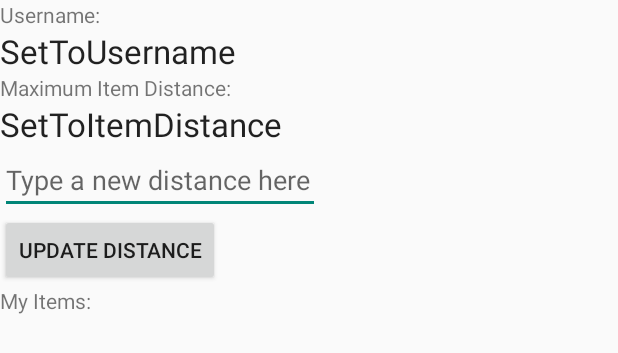
After one commit to sagarbatchu/findfreestuff, an Android app: the layout activity_preferences.xml on its own in the app's theme, with its tools: preview values and no code run, on a phone screen of 412 x 824 dp. The commit adds this screen. Shown: the top 353 px of the screen. Run offline under Robolectric (Android 15) with nearby library versions, the phone set to English and light mode, and no system bars.

Commit message:
Began User Preferences activity. Depends on some functionality of ListActivity, so further progress will wait on that. Also depends on having a ParseUser logged in and its associated data to be accessible.

```diff
--- a/FindFreeStuff/app/src/main/AndroidManifest.xml
+++ b/FindFreeStuff/app/src/main/AndroidManifest.xml
@@ -24,7 +24,7 @@
             android:value="@integer/google_play_services_version" />
         <meta-data
             android:name="com.google.android.maps.v2.API_KEY"
-            android:value="@string/google_maps_key" />
+            android:value="AIzaSyBIb99C87d9qy8lpeOxctdt8SkXRjhaYek" />
 
         <activity
             android:name=".MapsActivity"
--- a/FindFreeStuff/app/src/main/java/edu/hmc/sp15/cs121/findfreestuff/ItemActivity.java
+++ b/FindFreeStuff/app/src/main/java/edu/hmc/sp15/cs121/findfreestuff/ItemActivity.java
@@ -56,6 +56,10 @@ public class ItemActivity extends Activity {
             }
         });
 
+        //when we have a ParseUser logged in and can access its data
+        //if(item.getUser() == current user)
+        //then set up the page so that the user can edit the details/delete
+
         titleText = (TextView) findViewById(R.id.item_Title);
         detailsText = (TextView) findViewById(R.id.item_Details);
 
--- /dev/null
+++ b/FindFreeStuff/app/src/main/res/layout/activity_preferences.xml
@@ -0,0 +1,59 @@
+<?xml version="1.0" encoding="utf-8"?>
+<LinearLayout xmlns:android="http://schemas.android.com/apk/res/android"
+    android:orientation="vertical" android:layout_width="match_parent"
+    android:layout_height="match_parent">
+
+    <TextView
+        android:layout_width="wrap_content"
+        android:layout_height="wrap_content"
+        android:text="Username:"
+        android:id="@+id/preferences_nameText" />
+
+    <TextView
+        android:layout_width="wrap_content"
+        android:layout_height="wrap_content"
+        android:textAppearance="?android:attr/textAppearanceLarge"
+        android:text="SetToUsername"
+        android:id="@+id/preferences_Username" />
+
+    <TextView
+        android:layout_width="wrap_content"
+        android:layout_height="wrap_content"
+        android:text="Maximum Item Distance:"
+        android:id="@+id/preferences_ItemDistanceTitle" />
+
+    <TextView
+        android:layout_width="wrap_content"
+        android:layout_height="wrap_content"
+        android:textAppearance="?android:attr/textAppearanceLarge"
+        android:text="SetToItemDistance"
+        android:id="@+id/preferences_ItemDistance" />
+
+    <EditText
+        android:layout_width="wrap_content"
+        android:layout_height="wrap_content"
+        android:inputType="number"
+        android:ems="10"
+        android:id="@+id/preferences_ItemDistanceField"
+        android:hint="Type a new distance here" />
+
+    <Button
+        android:layout_width="wrap_content"
+        android:layout_height="wrap_content"
+        android:text="Update Distance"
+        android:id="@+id/preferences_setDistanceButton" />
+
+    <TextView
+        android:layout_width="wrap_content"
+        android:layout_height="wrap_content"
+        android:text="My Items:"
+        android:id="@+id/preferences_MyPostsTitle" />
+
+    <ListView
+        android:layout_width="match_parent"
+        android:layout_height="match_parent"
+        android:id="@+id/preferences_ListOfItems"
+        android:layout_gravity="center_horizontal"
+        android:headerDividersEnabled="false" />
+
+</LinearLayout>
```
Also changed, not shown: FindFreeStuff/app/src/main/java/edu/hmc/sp15/cs121/findfreestuff/PreferencesActivity.java (added, +68 -0 lines).
